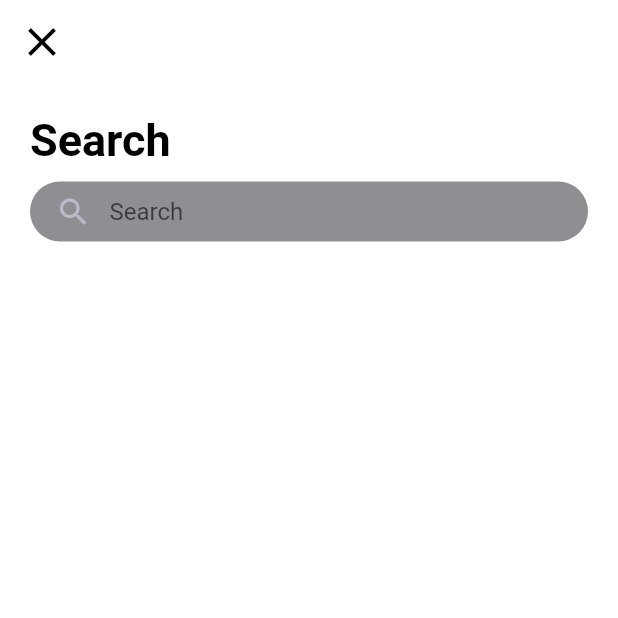
After one commit to guischpor/app_delivery, a Flutter app: the SearchPage screen opened by its route, on a phone screen of 412 x 824 dp, the top half of it. The commit adds this screen. Run offline on Flutter 3.47's test engine with Material 2 defaults, Android fonts, the phone set to English and light mode, and no system bars; our stand-ins replace flutter_swiper.

Commit message:
release search page

```diff
--- a/frontend/lib/src/colors/colors.dart
+++ b/frontend/lib/src/colors/colors.dart
@@ -11,3 +11,4 @@
 //colors borders input search
 final colorGreyBorder = Color.fromRGBO(234, 236, 239, 1.0);
 final bgColorButtonFilter = Color.fromRGBO(209, 209, 214, 1.0);
+final colorInputSearch = Color.fromRGBO(142, 142, 147, 1.2);
--- a/frontend/lib/src/features/presentation/commons_widgets/headers.dart
+++ b/frontend/lib/src/features/presentation/commons_widgets/headers.dart
@@ -3,6 +3,9 @@
 
 //commons widgets
 import 'package:app_delivery/src/features/presentation/commons_widgets/title_page.dart';
+
+//styles
+import 'package:app_delivery/src/colors/colors.dart';
 
 //Widgets Headers
 Widget headers(
--- /dev/null
+++ b/frontend/lib/src/features/presentation/search_page/View/searchView.dart
@@ -0,0 +1,83 @@
+//flutter
+
+import 'package:flutter/material.dart';
+
+//commons widgets
+//import 'package:app_delivery/src/features/presentation/commons_widgets/headers.dart';
+import 'package:app_delivery/src/features/presentation/commons_widgets/title_page.dart';
+
+//styles
+import 'package:app_delivery/src/colors/colors.dart';
+
+class SearchPage extends StatelessWidget {
+  @override
+  Widget build(BuildContext context) {
+    return Scaffold(
+      //backgroundColor: Colors.white,
+      body: CustomScrollView(
+        slivers: [
+          SliverAppBar(
+            backgroundColor: Colors.white,
+            leading: IconButton(
+              icon: Icon(
+                Icons.close,
+                color: Colors.black,
+                size: 32,
+              ),
+              onPressed: () => Navigator.pop(context),
+            ),
+          ),
+          SliverList(
+            delegate: SliverChildListDelegate(
+              [
+                Padding(
+                  padding: EdgeInsets.symmetric(horizontal: 20),
+                  child: Column(
+                    children: [
+                      Container(
+                        margin: EdgeInsets.only(top: 20),
+                        alignment: Alignment.centerLeft,
+                        child: TitlePage(
+                          title: 'Search',
+                          color: Colors.black,
+                          fontSize: 30,
+                          fontWeight: FontWeight.bold,
+                        ),
+                      ),
+                      _searchInput(context),
+                    ],
+                  ),
+                ),
+              ],
+            ),
+          ),
+        ],
+      ),
+    );
+  }
+}
+
+Widget _searchInput(BuildContext context) {
+  return Container(
+    height: 40,
+    margin: EdgeInsets.only(top: 10),
+    padding: EdgeInsets.only(left: 5),
+    decoration: BoxDecoration(
+      color: colorInputSearch,
+      borderRadius: BorderRadius.circular(20),
+    ),
+    child: TextField(
+      keyboardType: TextInputType.text,
+      decoration: InputDecoration(
+          contentPadding: EdgeInsets.only(top: 5),
+          prefixIcon: Icon(
+            Icons.search,
+            color: cinza,
+          ),
+          hintText: 'Search',
+          border: OutlineInputBorder(
+            borderSide: BorderSide.none,
+          )),
+    ),
+  );
+}
--- a/frontend/lib/src/features/presentation/tabs/explore_tab/View/explore_tab.dart
+++ b/frontend/lib/src/features/presentation/tabs/explore_tab/View/explore_tab.dart
@@ -81,7 +81,9 @@
   return Row(
     mainAxisAlignment: MainAxisAlignment.center,
     children: [
-      Container(
+      GestureDetector(
+        onTap: () => Navigator.pushNamed(context, 'search'),
+        child: Container(
           width: 300,
           padding: EdgeInsets.all(10),
           decoration: BoxDecoration(
@@ -106,6 +108,7 @@
                 ),
               ),
             ],
+          ),
         ),
       ),
       Container(
--- a/frontend/lib/src/routes/routes.dart
+++ b/frontend/lib/src/routes/routes.dart
@@ -6,6 +6,7 @@
 import 'package:app_delivery/src/features/presentation/forgot_password_page/View/forgot_password_page.dart';
 import 'package:app_delivery/src/features/presentation/sign_up_page/View/signup_page.dart';
 import 'package:app_delivery/src/features/presentation/tabs/tabs_page.dart';
+import 'package:app_delivery/src/features/presentation/search_page/View/searchView.dart';
 
 final routes = <String, WidgetBuilder>{
   'welcome': (BuildContext context) => WelcomePage(),
@@ -13,4 +14,5 @@
   'forgot_password': (BuildContext context) => ForgotPasswordPage(),
   'sign-up': (BuildContext context) => SignUpPage(),
   'tabs': (BuildContext context) => TabsPage(),
+  'search': (BuildContext context) => SearchPage(),
 };
```
Lines whose indentation alone changed are shown as unchanged.
